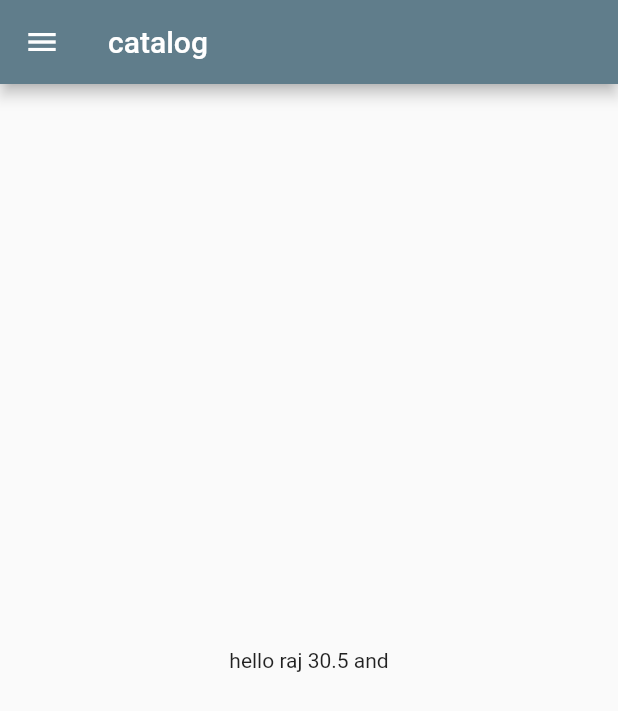
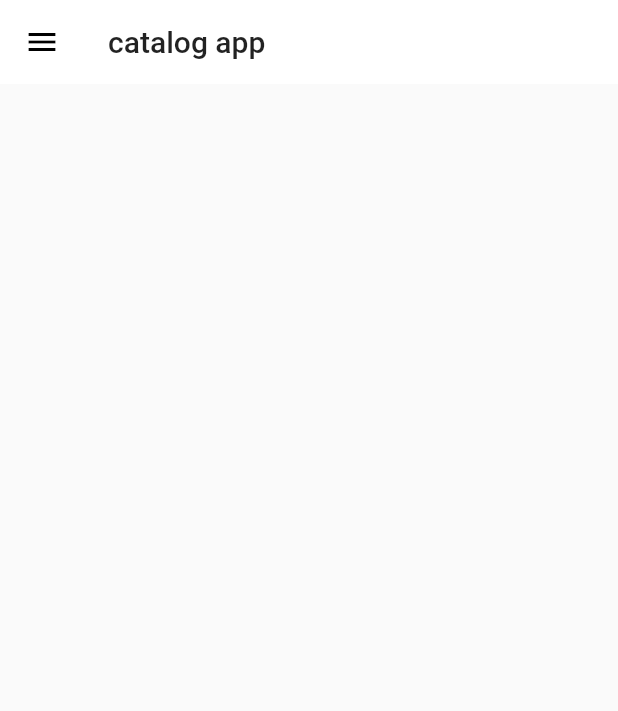
Before and after one commit to rajsinh2181/Catalog-App, a Flutter app: the screen it shows after launch, on a phone screen of 412 x 824 dp. Shown: the top 711 px of the screen. Run offline on Flutter 3.47's test engine with Material 2 defaults, Android fonts, the phone set to English and light mode, and no system bars; our stand-ins replace google_fonts; Roboto replaces fonts that are missing (Aclonica).

Commit message:
day10 theme file added

```diff
--- a/lib/main.dart
+++ b/lib/main.dart
@@ -1,6 +1,8 @@
+// ignore_for_file: prefer_const_constructors
 import 'package:flutter/material.dart';
 import 'package:flutter_app/pages/login_page.dart';
 import 'package:flutter_app/utils/routes.dart';
+import 'package:flutter_app/widgets/themes.dart';
 import 'package:google_fonts/google_fonts.dart';
 import 'pages/home_page.dart';
 import 'pages/login_page.dart';
@@ -15,16 +17,9 @@ class MyApp extends StatelessWidget {
 
     return MaterialApp(
       // home : LoginPage(),
-      theme : ThemeData(
-        primarySwatch: Colors.blueGrey,
-        textTheme : GoogleFonts.aclonicaTextTheme(),
-      ),
+      theme : MyTheme.lightTheme(context),
+      darkTheme: MyTheme.darkTheme(context),
       debugShowCheckedModeBanner: false,
-      // themeMode: ThemeMode.dark,
-      darkTheme: ThemeData(
-        brightness : Brightness.dark,
-        primarySwatch: Colors.lightGreen
-      ),
       initialRoute : MyRoutes.homeRoute,
       routes: {
         MyRoutes.loginRoute : (context) => LoginPage(),
--- a/lib/pages/home_page.dart
+++ b/lib/pages/home_page.dart
@@ -1,23 +1,20 @@
+// ignore_for_file: prefer_const_constructors
 import 'package:flutter/material.dart';
 
 import '../widgets/drawer.dart';
 
 
 class HomePage extends StatelessWidget {
-  final double days = 3;
-   final String name = "raj";
-    final bool isMale = true;
-    final num temp = 30.5;
 
   @override
   Widget build(BuildContext context) {
     return Scaffold(
       appBar : AppBar(
-        title : Text("catalog"),
+        title : Text("catalog app"),
       ),
       body : Center(
         child: Container(
-            child: Text("hello $name $temp and"),
+            child: Text(""),
         ),
       ),
       drawer : MyDrawer(),
--- a/lib/pages/login_page.dart
+++ b/lib/pages/login_page.dart
@@ -1,4 +1,4 @@
-
+// ignore_for_file: prefer_const_constructors
 import 'package:flutter/material.dart';
 import 'package:flutter_app/utils/routes.dart';
 
--- /dev/null
+++ b/lib/widgets/themes.dart
@@ -0,0 +1,20 @@
+// ignore_for_file: prefer_const_constructors
+import 'package:flutter/material.dart';
+import 'package:google_fonts/google_fonts.dart';
+
+class MyTheme{
+  static ThemeData lightTheme(BuildContext context) => ThemeData(
+    primarySwatch: Colors.blueGrey,
+    fontFamily : GoogleFonts.poppins().fontFamily,
+    appBarTheme : AppBarTheme(
+      color : Colors.white,
+      elevation : 0.0,
+      iconTheme : IconThemeData(color : Colors.black),
+      toolbarTextStyle: Theme.of(context).textTheme.bodyText2,
+      titleTextStyle: Theme.of(context).textTheme.headline6,
+    )
+  );
+  static ThemeData darkTheme(BuildContext context) => ThemeData(
+    brightness : Brightness.dark,
+  );
+}
```
